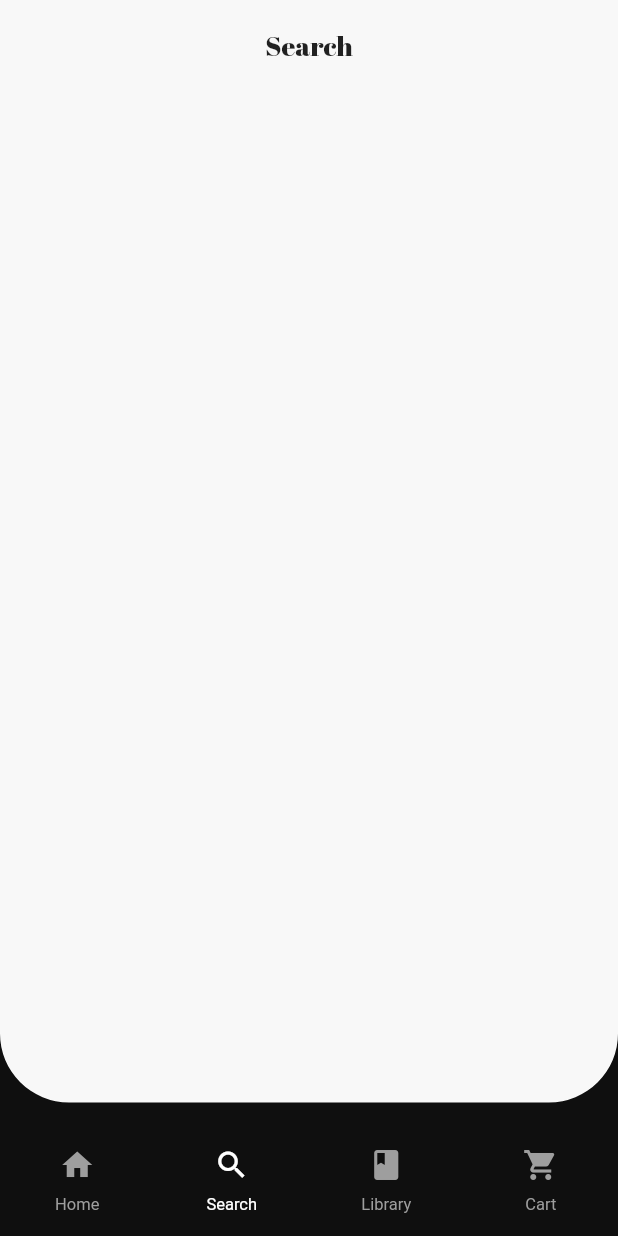
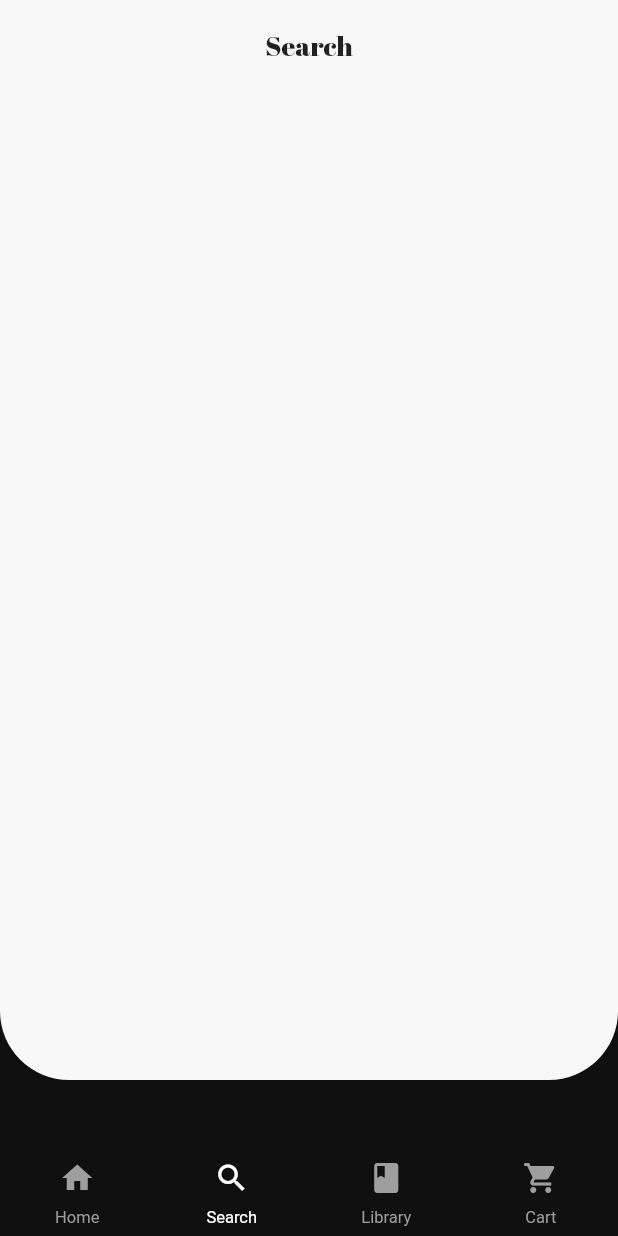
Before and after one commit to przemekbroda/flutter_library_app, a Flutter app: the screen it shows after launch, item 2 of the bottom bar chosen, on a phone screen of 412 x 824 dp. Run offline on Flutter 3.47's test engine with Material 2 defaults, Android fonts, the phone set to English and light mode, and no system bars; our stand-ins replace google_fonts.

Commit message:
some changes

```diff
--- a/lib/screen/MainPage.dart
+++ b/lib/screen/MainPage.dart
@@ -18,9 +18,8 @@ class MainPage extends StatefulWidget {
 }
 
 class _MainPageState extends State<MainPage> {
-  final _bottomNavbarHeight = 135.0;
+  final _bottomNavbarHeight = 150.0;
   final _bottomNavbarRadius = 46.0;
-
 
   @override
   Widget build(BuildContext context) {
--- a/lib/widget/bottom_nav_bar/BottomNavBar.dart
+++ b/lib/widget/bottom_nav_bar/BottomNavBar.dart
@@ -30,7 +30,7 @@ class _BottomNavBarState extends State<BottomNavBar> {
       clipper: BottomNavBarClipper(borderRadius: widget.borderRadius),
       child: Container(
         height: widget.navbarHeight,
-        alignment: Alignment(0, 0.75),
+        alignment: Alignment(0, 1),
         decoration: BoxDecoration(
           color: CustomColors.black,
         ),
```
Also changed, not shown: pubspec.lock, 6 other files.
